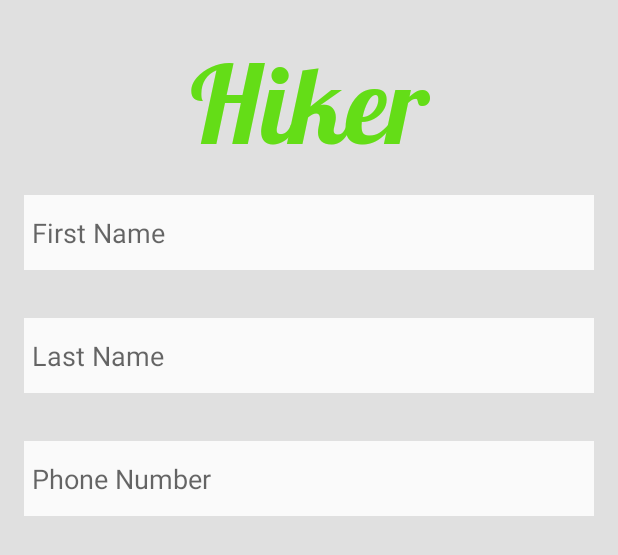
After one commit to loayei/CPSC362-Project, an Android app: the layout create_contact.xml on its own in the app's theme, with its tools: preview values and no code run, on a phone screen of 412 x 824 dp. The commit adds this screen. Shown: the top 555 px of the screen. Run offline under Robolectric (Android 15) with nearby library versions, the phone set to English and light mode, and no system bars; Roboto replaces fonts that are not available here.

Commit message:
adding contact creation and editing

```diff
--- /dev/null
+++ b/app/src/main/res/layout/create_contact.xml
@@ -0,0 +1,88 @@
+<?xml version="1.0" encoding="utf-8"?>
+<androidx.constraintlayout.widget.ConstraintLayout xmlns:android="http://schemas.android.com/apk/res/android"
+    xmlns:app="http://schemas.android.com/apk/res-auto"
+    xmlns:tools="http://schemas.android.com/tools"
+    android:layout_width="match_parent"
+    android:layout_height="match_parent"
+    android:background="@color/backgroundApp">
+
+    <TextView
+        android:id="@+id/app_title"
+        android:layout_width="200dp"
+        android:layout_height="74dp"
+        android:layout_marginTop="24dp"
+        android:fontFamily="@font/lobster"
+        android:text="@string/Title_login"
+        android:textAlignment="center"
+        android:textAllCaps="false"
+        android:textAppearance="@style/TextAppearance.AppCompat.Large"
+        android:textColor="#64DD17"
+        android:textSize="72sp"
+        android:typeface="normal"
+        app:layout_constraintEnd_toEndOf="parent"
+        app:layout_constraintStart_toStartOf="parent"
+        app:layout_constraintTop_toTopOf="parent" />
+
+    <EditText
+        android:id="@+id/fName"
+        style="@android:style/Widget.Material.EditText"
+        android:layout_width="0dp"
+        android:layout_height="50dp"
+        android:layout_marginStart="16dp"
+        android:layout_marginTop="32dp"
+        android:layout_marginEnd="16dp"
+        android:background="#D8FFFFFF"
+        android:ems="10"
+        android:hint="@string/first_name"
+        android:inputType="textPersonName"
+        android:paddingStart="5dp"
+        android:paddingEnd="0dp"
+        android:textAppearance="@style/TextAppearance.AppCompat.Medium"
+        app:layout_constraintEnd_toEndOf="parent"
+        app:layout_constraintHorizontal_bias="0.0"
+        app:layout_constraintStart_toStartOf="parent"
+        app:layout_constraintTop_toBottomOf="@+id/app_title"
+        android:importantForAutofill="no" />
+
+    <EditText
+        android:id="@+id/lName"
+        style="@android:style/Widget.Material.EditText"
+        android:layout_width="0dp"
+        android:layout_height="50dp"
+        android:layout_marginStart="16dp"
+        android:layout_marginTop="32dp"
+        android:layout_marginEnd="16dp"
+        android:background="#D8FFFFFF"
+        android:ems="10"
+        android:hint="@string/last_name"
+        android:inputType="textPersonName"
+        android:paddingStart="5dp"
+        android:paddingEnd="0dp"
+        android:textAppearance="@style/TextAppearance.AppCompat.Medium"
+        app:layout_constraintEnd_toEndOf="parent"
+        app:layout_constraintHorizontal_bias="0.0"
+        app:layout_constraintStart_toStartOf="parent"
+        app:layout_constraintTop_toBottomOf="@+id/fName"
+        android:importantForAutofill="no" />
+
+    <EditText
+        android:id="@+id/phoneNumber"
+        style="@android:style/Widget.Material.EditText"
+        android:layout_width="0dp"
+        android:layout_height="50dp"
+        android:layout_marginStart="16dp"
+        android:layout_marginTop="32dp"
+        android:layout_marginEnd="16dp"
+        android:background="#D8FFFFFF"
+        android:ems="10"
+        android:hint="Phone Number"
+        android:importantForAutofill="no"
+        android:inputType="phone"
+        android:paddingStart="5dp"
+        android:paddingEnd="0dp"
+        android:textAppearance="@style/TextAppearance.AppCompat.Medium"
+        app:layout_constraintEnd_toEndOf="parent"
+        app:layout_constraintHorizontal_bias="0.0"
+        app:layout_constraintStart_toStartOf="parent"
+        app:layout_constraintTop_toBottomOf="@+id/lName" />
+</androidx.constraintlayout.widget.ConstraintLayout>
--- a/app/src/main/res/values/strings.xml
+++ b/app/src/main/res/values/strings.xml
@@ -10,6 +10,8 @@
     <string name="forgot_login">Forgot?</string>
     <string name="last_name">Last Name</string>
     <string name="first_name">First Name</string>
-    <string name="phone_number">Phone number</string>
+    <string name="phone_number">Phone Number</string>
     <string name="create_an_account">Create an account</string>
+    <string name="create_contact">Create contact</string>
+    <string name="Edit_contact">Edit contact</string>
 </resources>
```
Also changed, not shown: app/src/main/java/com/example/hikerapp/ContactActivity.kt (added, +22 -0 lines), app/src/main/java/com/example/hikerapp/CreateContactActivity.kt (added, +10 -0 lines), app/src/main/res/layout/contact.xml (added, +55 -0 lines).
